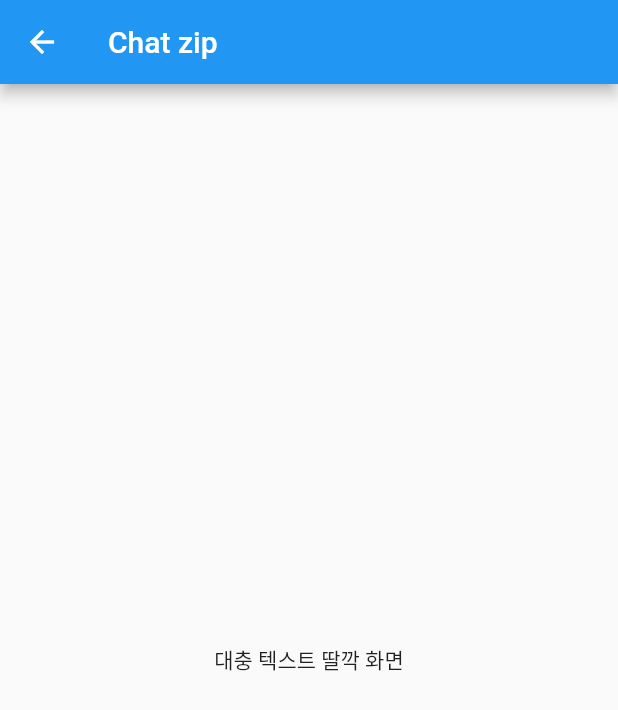
After one commit to PNU-ChatZip/BiG_Data_Hakathon_ChatZip, a Flutter app: the ChatChannelScreen screen opened directly, after a tap on an icon or button, on a phone screen of 412 x 824 dp. The commit adds this screen. Shown: the top 710 px of the screen. Run offline on Flutter 3.47's test engine with Material 2 defaults, Android fonts, the phone set to English and light mode, and no system bars; missing offline and left inert: notification_listener_service.

Commit message:
make chat screen

```diff
--- a/lib/screens/chat_channel_screen.dart
+++ b/lib/screens/chat_channel_screen.dart
@@ -1,4 +1,6 @@
 import 'package:flutter/material.dart';
+
+import 'chat_screen.dart';
 
 class ChatChannelScreen extends StatefulWidget {
   const ChatChannelScreen({
@@ -26,8 +28,18 @@ class _ChatChannelScreenState extends State<ChatChannelScreen> {
             crossAxisAlignment: CrossAxisAlignment.center,
             children: [
               for (var channel in totalChannel)
-                Container(
-                  child: Text("채팅방 $channel"),
+                GestureDetector(
+                  onTap: () {
+                    Navigator.push(
+                      context,
+                      MaterialPageRoute(
+                        builder: (context) => ChatScreen(),
+                      ),
+                    );
+                  },
+                  child: Container(
+                    child: Text("채팅방 $channel"),
+                  ),
                 ),
             ],
           ),
--- /dev/null
+++ b/lib/screens/chat_screen.dart
@@ -0,0 +1,27 @@
+import 'package:flutter/material.dart';
+
+class ChatScreen extends StatelessWidget {
+  const ChatScreen({
+    super.key,
+  });
+
+  @override
+  Widget build(BuildContext context) {
+    return Scaffold(
+      appBar: AppBar(
+        title: const Text('Chat zip'),
+      ),
+      body: Center(
+        child: SingleChildScrollView(
+          scrollDirection: Axis.vertical,
+          child: Column(
+            crossAxisAlignment: CrossAxisAlignment.center,
+            children: [
+              Text("대충 텍스트 딸깍 화면"),
+            ],
+          ),
+        ),
+      ),
+    );
+  }
+}
```
